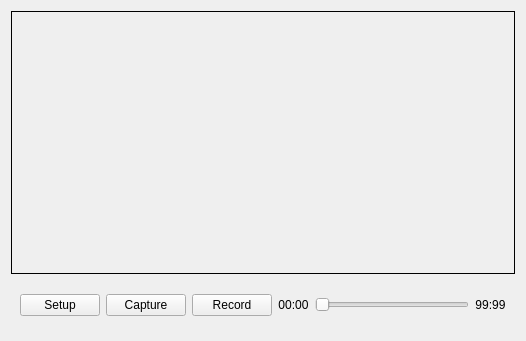
Old version of the form ui_tile.ui in the repository mhafiz03/moilapp-plugin-surveillance-fisheye-camera.
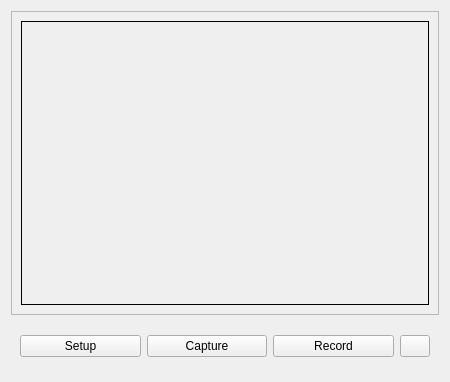
New version of the form. Icons and pictures are not drawn.

```diff
--- a/ui_tile.ui
+++ b/ui_tile.ui
@@ -6,8 +6,8 @@
    <rect>
     <x>0</x>
     <y>0</y>
-    <width>526</width>
-    <height>341</height>
+    <width>450</width>
+    <height>382</height>
    </rect>
   </property>
   <property name="windowTitle">
@@ -17,22 +17,59 @@
    <item>
     <layout class="QVBoxLayout" name="verticalLayout">
      <item>
-      <widget class="QLabel" name="videoLabel">
-       <property name="minimumSize">
-        <size>
-         <width>300</width>
-         <height>260</height>
-        </size>
+      <widget class="QScrollArea" name="scrollArea">
+       <property name="sizePolicy">
+        <sizepolicy hsizetype="Expanding" vsizetype="Expanding">
+         <horstretch>0</horstretch>
+         <verstretch>0</verstretch>
+        </sizepolicy>
        </property>
-       <property name="frameShape">
-        <enum>QFrame::Box</enum>
+       <property name="verticalScrollBarPolicy">
+        <enum>Qt::ScrollBarAlwaysOff</enum>
        </property>
-       <property name="text">
-        <string/>
+       <property name="horizontalScrollBarPolicy">
+        <enum>Qt::ScrollBarAlwaysOff</enum>
+       </property>
+       <property name="sizeAdjustPolicy">
+        <enum>QAbstractScrollArea::AdjustToContents</enum>
+       </property>
+       <property name="widgetResizable">
+        <bool>true</bool>
        </property>
        <property name="alignment">
         <set>Qt::AlignCenter</set>
        </property>
+       <widget class="QWidget" name="scrollAreaWidgetContents">
+        <property name="geometry">
+         <rect>
+          <x>0</x>
+          <y>0</y>
+          <width>424</width>
+          <height>299</height>
+         </rect>
+        </property>
+        <layout class="QHBoxLayout" name="horizontalLayout_2">
+         <item>
+          <widget class="QLabel" name="videoLabel">
+           <property name="minimumSize">
+            <size>
+             <width>300</width>
+             <height>260</height>
+            </size>
+           </property>
+           <property name="frameShape">
+            <enum>QFrame::Box</enum>
+           </property>
+           <property name="text">
+            <string/>
+           </property>
+           <property name="alignment">
+            <set>Qt::AlignCenter</set>
+           </property>
+          </widget>
+         </item>
+        </layout>
+       </widget>
       </widget>
      </item>
      <item>
@@ -87,41 +124,26 @@
           <property name="text">
            <string>Record</string>
           </property>
-         </widget>
-        </item>
-        <item>
-         <widget class="QLabel" name="timeStartLabel">
-          <property name="text">
-           <string>00:00</string>
+          <property name="icon">
+           <iconset resource="resources/surveillance.qrc">
+            <normaloff>:/icon/record.png</normaloff>:/icon/record.png</iconset>
           </property>
-          <property name="scaledContents">
-           <bool>false</bool>
-          </property>
-          <property name="alignment">
-           <set>Qt::AlignCenter</set>
-          </property>
          </widget>
         </item>
         <item>
-         <widget class="QSlider" name="horizontalSlider">
-          <property name="minimumSize">
+         <widget class="QPushButton" name="pushButton">
+          <property name="maximumSize">
            <size>
-            <width>100</width>
-            <height>0</height>
+            <width>30</width>
+            <height>16777215</height>
            </size>
           </property>
-          <property name="orientation">
-           <enum>Qt::Horizontal</enum>
-          </property>
-         </widget>
-        </item>
-        <item>
-         <widget class="QLabel" name="timeEndLabel">
           <property name="text">
-           <string>99:99</string>
+           <string/>
           </property>
-          <property name="alignment">
-           <set>Qt::AlignCenter</set>
+          <property name="icon">
+           <iconset resource="resources/surveillance.qrc">
+            <normaloff>:/icon/close.png</normaloff>:/icon/close.png</iconset>
           </property>
          </widget>
         </item>
```
Left out of the diff: 12 changed lines with no effect on the pictures.
